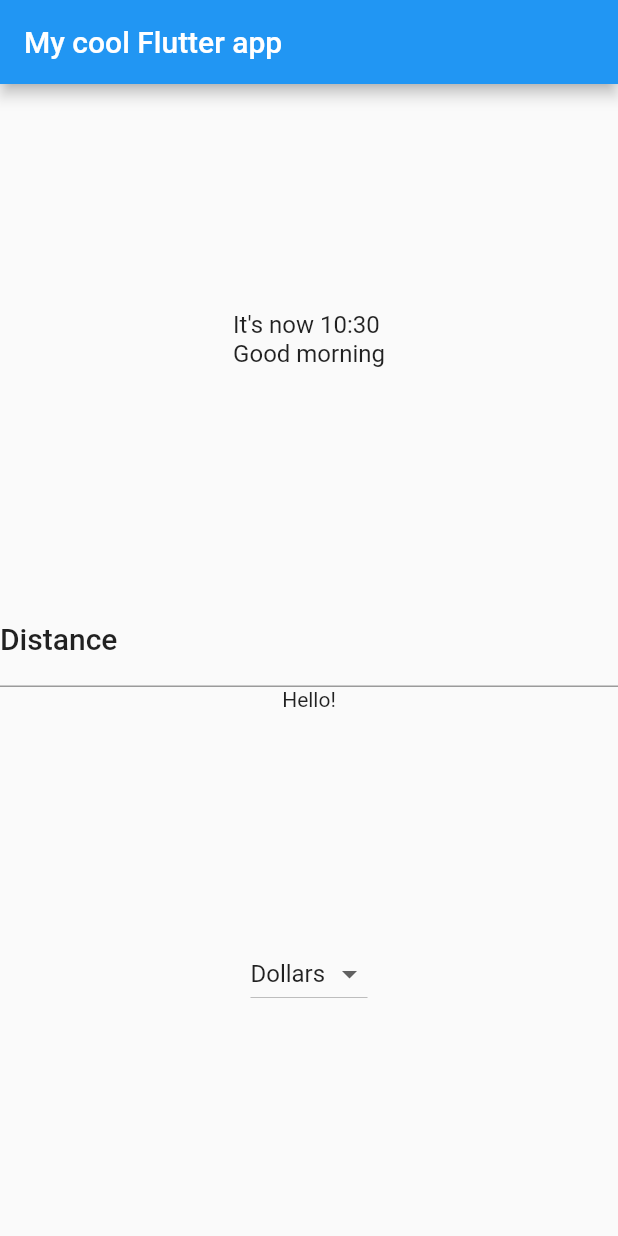
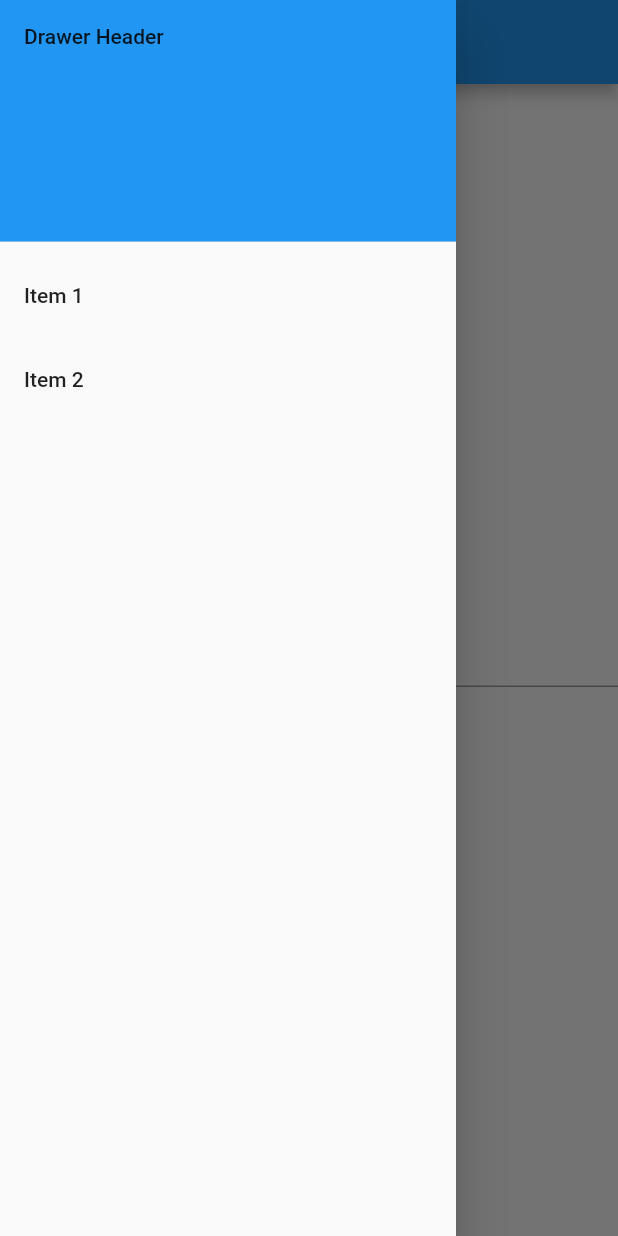
Before and after one commit to yonifra/first_flutter_app, a Flutter app: the screen it shows after launch, with the side drawer open (before the commit the screen has no drawer), on a phone screen of 412 x 824 dp. Run offline on Flutter 3.47's test engine with Material 2 defaults, Android fonts, the phone set to English and light mode, and no system bars; Roboto replaces fonts that are missing (Manrope).

Commit message:
Added a drawer

```diff
--- a/lib/main.dart
+++ b/lib/main.dart
@@ -14,6 +14,35 @@ class HelloFlutterApp extends StatelessWidget {
         appBar: AppBar(
           title: Text('My cool Flutter app'),
         ),
+        drawer: Drawer(
+          child: ListView(
+            // Important: Remove any padding from the ListView.
+            padding: EdgeInsets.zero,
+            children: <Widget>[
+              DrawerHeader(
+                child: Text('Drawer Header'),
+                decoration: BoxDecoration(
+                  color: Colors.blue,
+                ),
+              ),
+              ListTile(
+                title: Text('Item 1'),
+                onTap: () {
+                  // Update the state of the app
+                  // ...
+                  Navigator.pop(context);
+                },
+              ),
+              ListTile(
+                title: Text('Item 2'),
+                onTap: () {
+                  // Update the state of the app
+                  // ...
+                },
+              ),
+            ],
+          ),
+        ),
         body: Home()
       ),
     );
```
